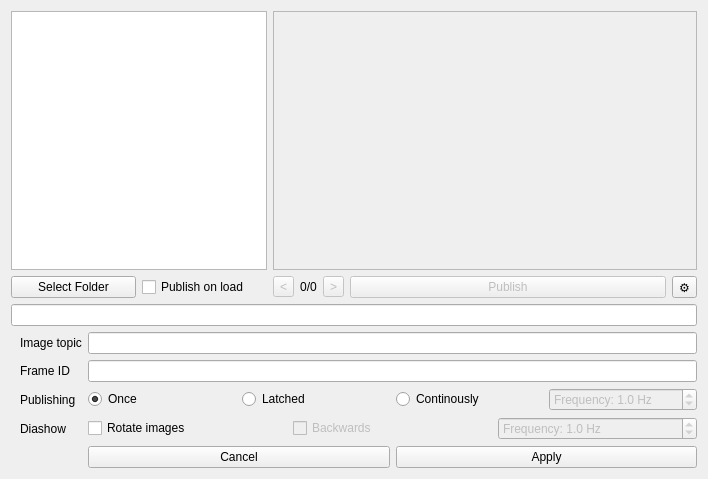
First picture: the form in src/rqt_image_publisher/rqt_image_publisher.ui, repository Eruvae/rqt_image_publisher, before the edit.
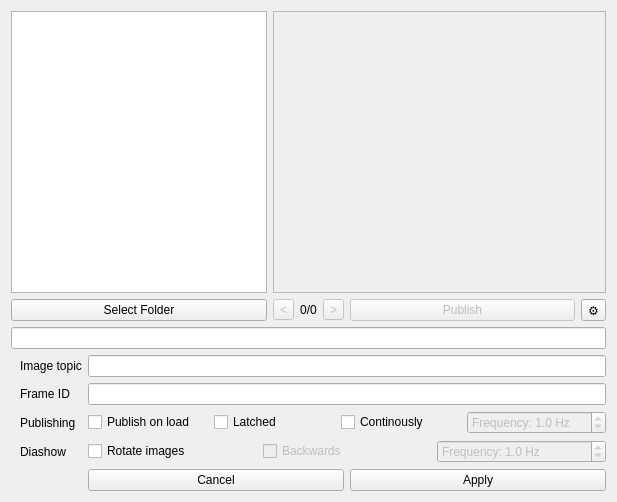
Second picture: the form after the edit.

Diff of the .ui file:
```diff
--- a/src/rqt_image_publisher/rqt_image_publisher.ui
+++ b/src/rqt_image_publisher/rqt_image_publisher.ui
@@ -6,8 +6,8 @@
    <rect>
     <x>0</x>
     <y>0</y>
-    <width>708</width>
-    <height>479</height>
+    <width>617</width>
+    <height>502</height>
    </rect>
   </property>
   <property name="windowTitle">
@@ -111,19 +111,6 @@
      </property>
     </widget>
    </item>
-   <item row="1" column="0">
-    <widget class="QPushButton" name="selectFolderButton">
-     <property name="sizePolicy">
-      <sizepolicy hsizetype="Minimum" vsizetype="Fixed">
-       <horstretch>0</horstretch>
-       <verstretch>0</verstretch>
-      </sizepolicy>
-     </property>
-     <property name="text">
-      <string>Select Folder</string>
-     </property>
-    </widget>
-   </item>
    <item row="0" column="0" colspan="2">
     <widget class="QTreeView" name="fileTreeView">
      <property name="sizePolicy">
@@ -188,24 +175,21 @@
       <item row="2" column="1">
        <layout class="QHBoxLayout" name="settingsPublishingLayout">
         <item>
-         <widget class="QRadioButton" name="publishOnceRadioButton">
+         <widget class="QCheckBox" name="publishOnLoadCheckBox">
           <property name="text">
-           <string>Once</string>
-          </property>
-          <property name="checked">
-           <bool>true</bool>
+           <string>Publish on load</string>
           </property>
          </widget>
         </item>
         <item>
-         <widget class="QRadioButton" name="publishLatchedRadioButton">
+         <widget class="QCheckBox" name="publishLatchedCheckBox">
           <property name="text">
            <string>Latched</string>
           </property>
          </widget>
         </item>
         <item>
-         <widget class="QRadioButton" name="publishContinouslyRadioButton">
+         <widget class="QCheckBox" name="publishContinouslyCheckBox">
           <property name="text">
            <string>Continously</string>
           </property>
@@ -306,10 +290,16 @@
      </layout>
     </widget>
    </item>
-   <item row="1" column="1">
-    <widget class="QCheckBox" name="publishOnLoadCheckBox">
+   <item row="1" column="0" colspan="2">
+    <widget class="QPushButton" name="selectFolderButton">
+     <property name="sizePolicy">
+      <sizepolicy hsizetype="Minimum" vsizetype="Fixed">
+       <horstretch>0</horstretch>
+       <verstretch>0</verstretch>
+      </sizepolicy>
+     </property>
      <property name="text">
-      <string>Publish on load</string>
+      <string>Select Folder</string>
      </property>
     </widget>
    </item>
```
Left out of the diff: 2 changed lines with no effect on the pictures.
